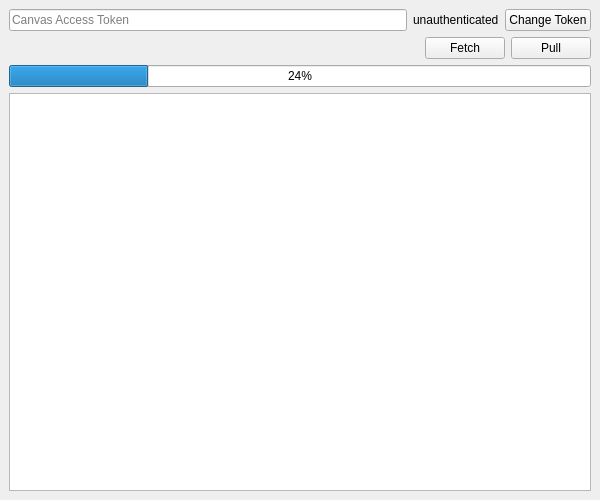
The window that mainwindow.ui (nguyenvukhang/canvas-sync) describes before a commit, drawn with Qt 5.
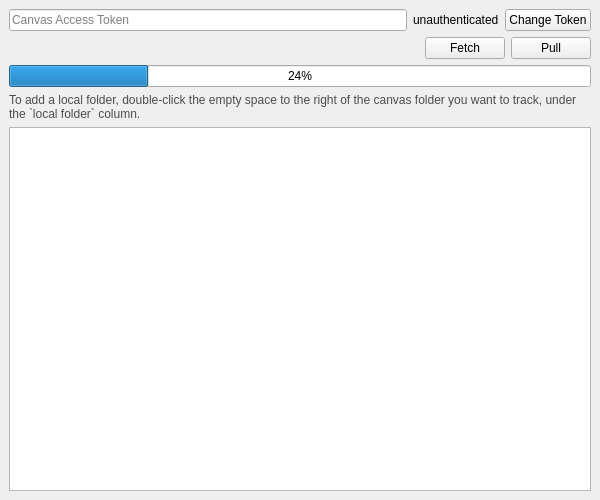
The same window after the commit. Custom widgets are drawn as their Qt base class.

Commit message: feat: add guide text

Diff of the .ui file:
```diff
--- a/mainwindow.ui
+++ b/mainwindow.ui
@@ -115,6 +115,19 @@
       <property name="value">
        <number>24</number>
       </property>
+      <property name="invertedAppearance">
+       <bool>false</bool>
+      </property>
+     </widget>
+    </item>
+    <item>
+     <widget class="QLabel" name="guideText">
+      <property name="text">
+       <string>&lt;html&gt;&lt;head/&gt;&lt;body&gt;&lt;p&gt;&lt;span style=&quot; color:#4d4d4d;&quot;&gt;To add a local folder, double-click the empty space to the right of the canvas folder you want to track, under the `local folder` column.&lt;/span&gt;&lt;/p&gt;&lt;/body&gt;&lt;/html&gt;</string>
+      </property>
+      <property name="wordWrap">
+       <bool>true</bool>
+      </property>
      </widget>
     </item>
     <item>
```
The commit also changes 1 other file.
